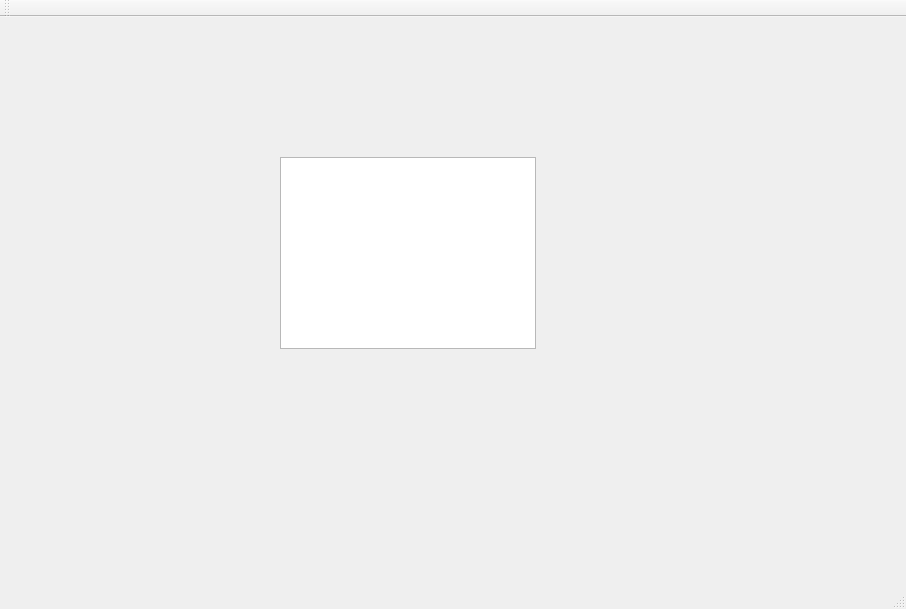
Qt form mainwindow.ui (OakenMan/QtGame) before a commit.
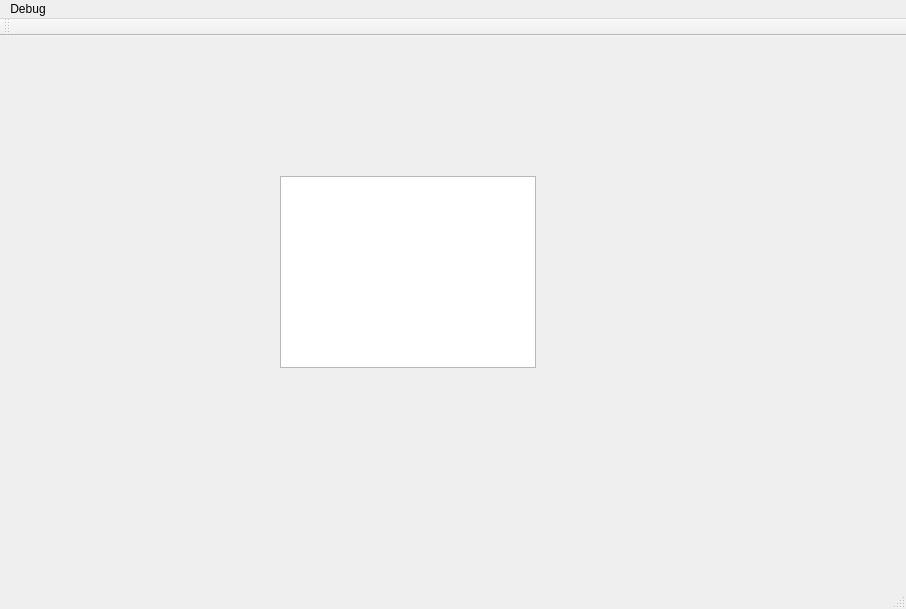
The same form after that commit.

What changed in the file:
```diff
--- a/mainwindow.ui
+++ b/mainwindow.ui
@@ -34,6 +34,13 @@
      <height>22</height>
     </rect>
    </property>
+   <widget class="QMenu" name="menuDebug">
+    <property name="title">
+     <string>Debug</string>
+    </property>
+    <addaction name="actionLoad_map"/>
+   </widget>
+   <addaction name="menuDebug"/>
   </widget>
   <widget class="QToolBar" name="mainToolBar">
    <attribute name="toolBarArea">
```
Left out of the diff: 5 changed lines with no effect on the pictures.
